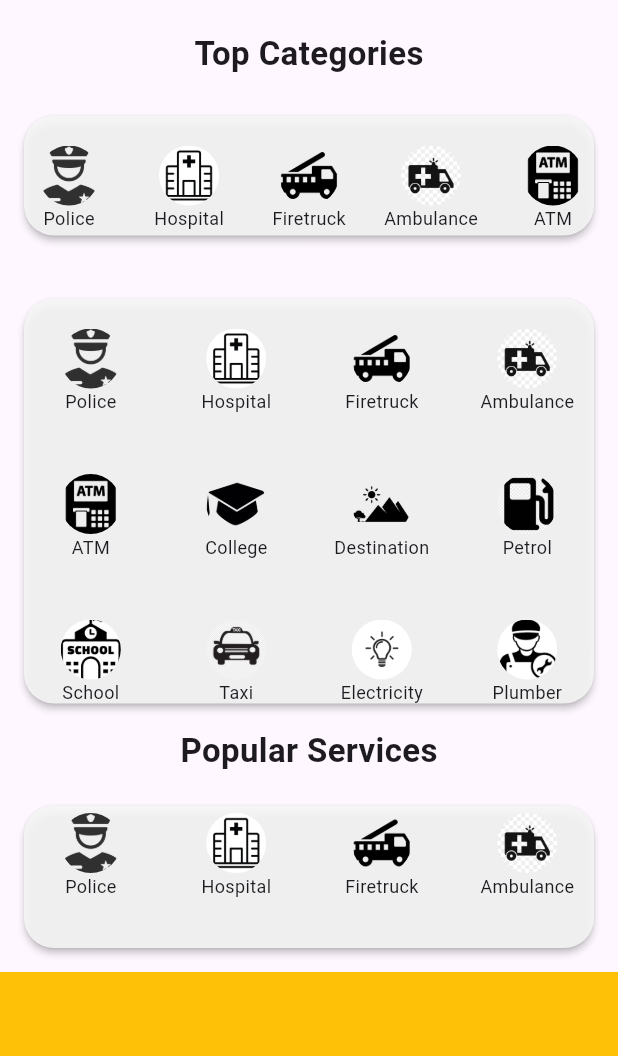
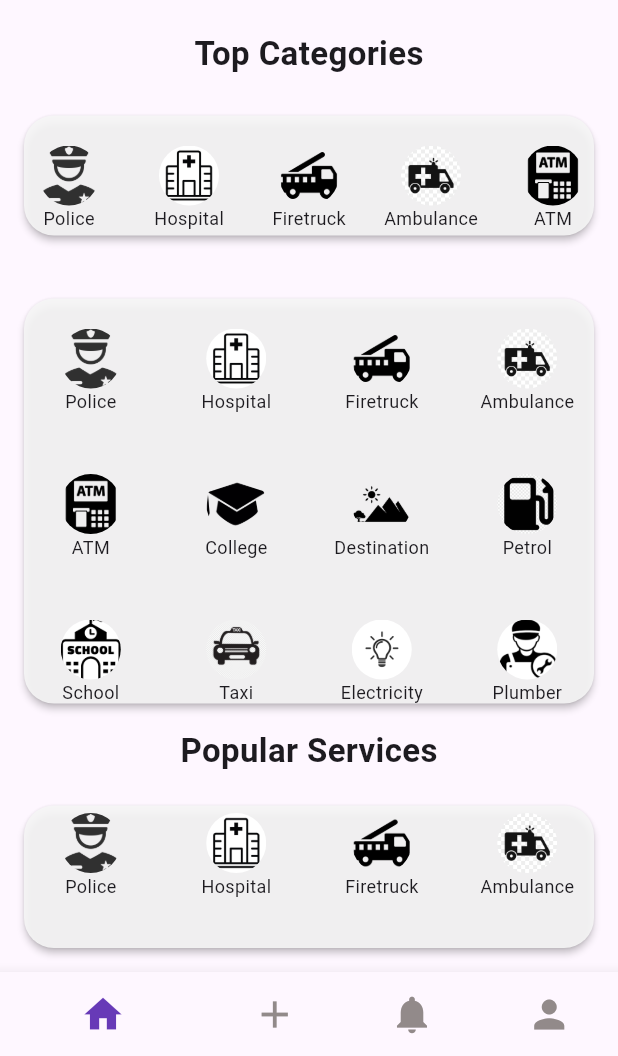
Before and after one commit to Suman8175/Hamro-Pokhara, a Flutter app: the screen it shows after launch, after a tap on "Skip", after a tap on "Next", after a tap on "Login", on a phone screen of 412 x 824 dp, the part 180-1236 px from its top. Run offline on Flutter 3.47's test engine with Material 3 defaults, Android fonts, the phone set to English and light mode, and no system bars; our stand-ins replace easy_localization, shared_preferences.

Commit message:
Language page and bottom nav bar edited

```diff
--- a/lib/features/screens/home_screen/bottombar.dart
+++ b/lib/features/screens/home_screen/bottombar.dart
@@ -32,23 +32,35 @@ class _NavigationMenuState extends State<NavigationMenu> {
       bottomNavigationBar: BottomNavigationBar(
         items: const <BottomNavigationBarItem>[
           BottomNavigationBarItem(
-            icon: Icon(Icons.home),
+            icon: Icon(
+              Icons.home,
+              size: 30,
+            ),
             label: '',
           ),
           BottomNavigationBarItem(
-            icon: Icon(Icons.add_outlined),
+            icon: Icon(
+              Icons.add_outlined,
+              size: 30,
+            ),
             label: '',
           ),
           BottomNavigationBarItem(
-            icon: Icon(Icons.notifications),
+            icon: Icon(
+              Icons.notifications,
+              size: 30,
+            ),
             label: '',
           ),
           BottomNavigationBarItem(
-            icon: Icon(Icons.person),
+            icon: Icon(
+              Icons.person,
+              size: 30,
+            ),
             label: '',
           ),
         ],
-        selectedItemColor: const Color.fromARGB(255, 0, 0, 0),
+        selectedItemColor: Colors.deepPurple,
         unselectedItemColor: const Color.fromARGB(255, 146, 138, 138),
         selectedFontSize: 0,
         currentIndex: _selectedIndex,
--- a/lib/features/screens/language_and_city/language_city_screen.dart
+++ b/lib/features/screens/language_and_city/language_city_screen.dart
@@ -3,6 +3,7 @@ import 'package:flutter/material.dart';
 import 'package:yhhhamropokhara/core/extensions/color_extension.dart';
 import 'package:yhhhamropokhara/features/language/localization_checker.dart';
 import 'package:yhhhamropokhara/features/models/data/color_fetch/colors_getter.dart';
+import 'package:yhhhamropokhara/features/screens/home_screen/bottombar.dart';
 import 'package:yhhhamropokhara/features/screens/login_signup/login_screen.dart';
 
 class LanguageCity extends StatefulWidget {
@@ -13,11 +14,15 @@ class LanguageCity extends StatefulWidget {
 }
 
 class _LanguageCityState extends State<LanguageCity> {
+  late Color myColor;
+  late double mediaSize;
+  TextEditingController emailController = TextEditingController();
+  TextEditingController passwordController = TextEditingController();
+  bool rememberUser = false;
   String? dropDownIndex;
   String? dropDownIndexLanguage;
   var dropDownList = ["Pokhara"];
   var dropDownLanguage = ["English", "नेपाली"];
-
   void nextButton() {
     dropDownIndex ??= 'Pokhara';
     dropDownIndexLanguage ??= 'English';
@@ -27,14 +32,50 @@ class _LanguageCityState extends State<LanguageCity> {
 
   @override
   Widget build(BuildContext context) {
-    return Scaffold(
-      body: Padding(
-        padding: const EdgeInsets.symmetric(horizontal: 30),
-        child: Column(
+    myColor = HexColor.fromHex(primaryColor);
+    mediaSize = MediaQuery.of(context).size.width;
+    return Container(
+      height: double.infinity,
+      decoration: BoxDecoration(
+        color: myColor,
+        image: const DecorationImage(
+          image: AssetImage("assets/images/LoginImage.jpg"),
+          fit: BoxFit.fill,
+        ),
+      ),
+      child: Scaffold(
+        backgroundColor:
+            Colors.transparent, //xxxxxxxxxxxxxxxxxxxxxxxxxxxxxxxxxxxxxxxxxx
+        body: Stack(
           children: [
-            const SizedBox(
-              height: 150,
+            Positioned(bottom: 0, child: _buildBottom()),
+          ],
         ),
+      ),
+    );
+  }
+
+  Widget _buildBottom() {
+    return SizedBox(
+      width: mediaSize,
+      child: Card(
+        shape: const RoundedRectangleBorder(
+            borderRadius: BorderRadius.only(
+          topLeft: Radius.circular(30),
+          topRight: Radius.circular(30),
+        )),
+        child: Padding(
+          padding: const EdgeInsets.all(32.0),
+          child: _buildForm(),
+        ),
+      ),
+    );
+  }
+
+  Widget _buildForm() {
+    return Column(
+      crossAxisAlignment: CrossAxisAlignment.start,
+      children: [
         Row(
           mainAxisAlignment: MainAxisAlignment.spaceBetween,
           children: [
@@ -89,7 +130,7 @@ class _LanguageCityState extends State<LanguageCity> {
           ],
         ),
         const SizedBox(
-              height: 140,
+          height: 20,
         ),
         Row(
           mainAxisAlignment: MainAxisAlignment.spaceBetween,
@@ -146,33 +187,39 @@ class _LanguageCityState extends State<LanguageCity> {
             ),
           ],
         ),
-            const Spacer(
-              flex: 2,
+        const SizedBox(
+          height: 100,
         ),
-            SizedBox(
-              width: MediaQuery.of(context).size.width * 0.6,
-              height: 50,
-              child: ElevatedButton(
+        _buildLoginButton(context),
+      ],
+    );
+  }
+
+  Widget _buildGreyText(String text) {
+    return Text(
+      text,
+      style: TextStyle(
+          color: HexColor.fromHex(
+              loginSignupNormalText), //xxxxxxxxxxxxxxxxxxxxxxxxxxxxxxxxxxxxxxxxxxx
+          fontWeight: FontWeight.bold),
+    );
+  }
+
+  Widget _buildLoginButton(BuildContext context) {
+    return Align(
+      alignment: Alignment.centerRight,
+      child: TextButton.icon(
         onPressed: nextButton,
-                style: ElevatedButton.styleFrom(
-                  backgroundColor: HexColor.fromHex(languageSelectButtonColor),
-                  shape: RoundedRectangleBorder(
-                    borderRadius: BorderRadius.circular(10),
+        label: Icon(
+          Icons.arrow_forward_ios,
+          color: HexColor.fromHex(getStartedIconColor),
         ),
-                ),
-                child: Text(
+        icon: Text(
           'next'.tr(),
           style: TextStyle(
-                    fontSize: 20,
             color: HexColor.fromHex(textColor),
+            fontSize: 18,
           ),
-                ),
-              ),
-            ),
-            const Spacer(
-              flex: 1,
-            )
-          ],
         ),
       ),
     );
--- a/lib/features/screens/login_signup/login_screen.dart
+++ b/lib/features/screens/login_signup/login_screen.dart
@@ -2,6 +2,7 @@ import 'package:easy_localization/easy_localization.dart';
 import 'package:flutter/material.dart';
 import 'package:yhhhamropokhara/core/extensions/color_extension.dart';
 import 'package:yhhhamropokhara/features/models/data/color_fetch/colors_getter.dart';
+import 'package:yhhhamropokhara/features/screens/home_screen/bottombar.dart';
 import 'package:yhhhamropokhara/features/screens/home_screen/homepage.dart';
 import 'package:yhhhamropokhara/features/screens/login_signup/signup_screen.dart';
 
@@ -172,7 +173,7 @@ class _LoginPageState extends State<LoginPage> {
           debugPrint("password: ${passwordController.text}");
 
           Navigator.pushReplacement(context,
-              MaterialPageRoute(builder: (context) => const HomeScreen()));
+              MaterialPageRoute(builder: (context) => const NavigationMenu()));
         },
         style: ElevatedButton.styleFrom(
           shape: const StadiumBorder(),
--- a/lib/features/screens/splash_screen/splash_screen.dart
+++ b/lib/features/screens/splash_screen/splash_screen.dart
@@ -4,6 +4,7 @@ import 'package:yhhhamropokhara/features/models/data/color_fetch/colors_getter.d
 import 'package:yhhhamropokhara/features/screens/get_started/on_boarding_screen.dart';
 import 'package:yhhhamropokhara/features/screens/home_screen/bottombar.dart';
 import 'package:yhhhamropokhara/features/screens/home_screen/homepage.dart';
+import 'package:yhhhamropokhara/features/screens/language_and_city/language_city_screen.dart';
 import 'package:yhhhamropokhara/features/screens/login_signup/login_screen.dart';
 
 class SplashScreen extends StatefulWidget {
@@ -42,7 +43,7 @@ class _SplashScreenState extends State<SplashScreen> {
       if (_isNewUser) {
         return const OnBoarding();
       } else {
-        return const LoginPage();
+        return const LanguageCity();
       }
     } else {
       return const Scaffold(
```
Also changed, not shown: lib/features/screens/home_screen/profile.dart (+20 -6 lines). Lines whose indentation alone changed are shown as unchanged.
